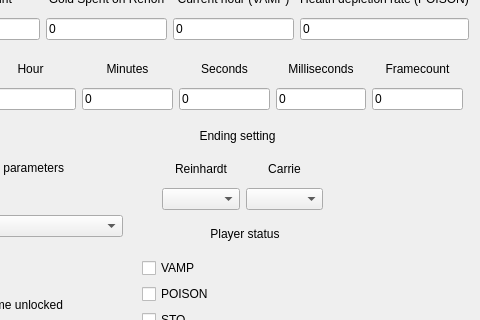
Before: the Qt Designer form ui/mainwindow.ui in MoisesAPC/PPP, drawn with Qt 5; both pictures show x 228 to 708 and y 264 to 584 of the 708 by 756 pixel window.
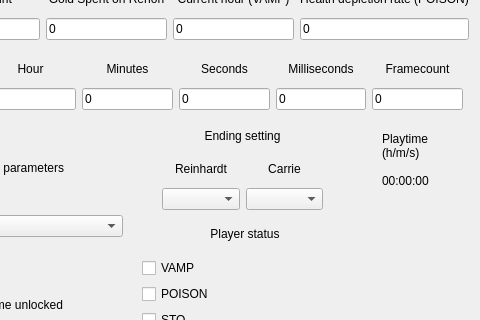
After: the same form once the commit is applied. Icons and pictures are not drawn.

Commit message: Playtime label added

```diff
--- a/ui/mainwindow.ui
+++ b/ui/mainwindow.ui
@@ -1441,7 +1441,7 @@
        <rect>
         <x>410</x>
         <y>360</y>
-        <width>91</width>
+        <width>101</width>
         <height>21</height>
        </rect>
       </property>
@@ -2142,6 +2142,33 @@
        <string>Enabled</string>
       </property>
      </widget>
+     <widget class="QLabel" name="labelTitlePlaytime">
+      <property name="geometry">
+       <rect>
+        <x>600</x>
+        <y>360</y>
+        <width>63</width>
+        <height>41</height>
+       </rect>
+      </property>
+      <property name="text">
+       <string>Playtime
+(h/m/s)</string>
+      </property>
+     </widget>
+     <widget class="QLabel" name="labelPlaytime">
+      <property name="geometry">
+       <rect>
+        <x>600</x>
+        <y>400</y>
+        <width>81</width>
+        <height>31</height>
+       </rect>
+      </property>
+      <property name="text">
+       <string>00:00:00</string>
+      </property>
+     </widget>
     </widget>
    </widget>
    <widget class="Line" name="line">
```
The commit also changes 4 other files.
